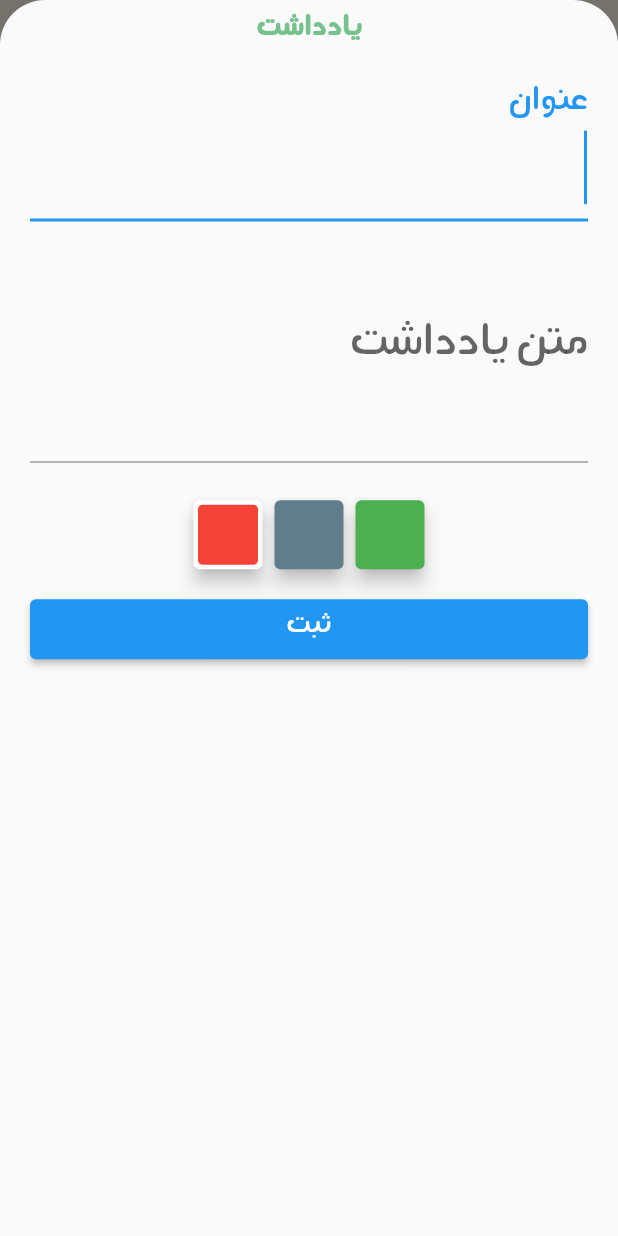
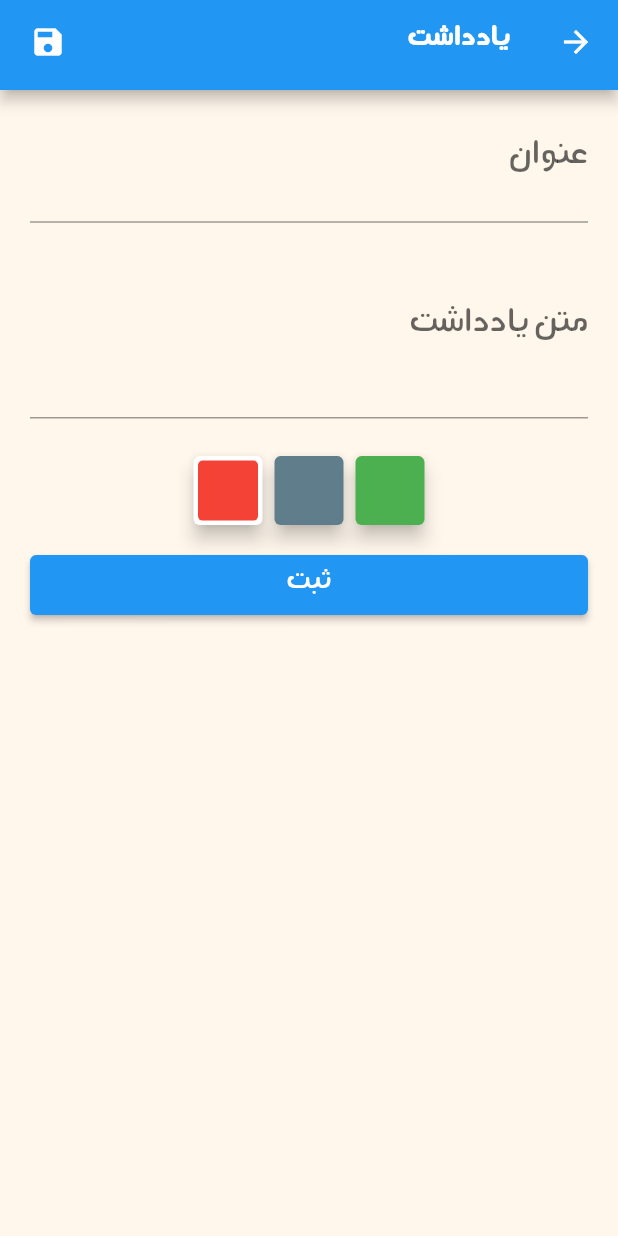
Before and after one commit to samad-nkarimi/today_app, a Flutter app: the NoteItem widget shown alone on an empty page, opened directly with empty values, after a tap on an icon or button, on a phone screen of 412 x 824 dp. Run offline on Flutter 3.47's test engine with Material 2 defaults, Android fonts, the phone set to English and light mode, and no system bars; our stand-ins replace bloc, dotted_border, equatable, flutter_bloc, flutter_local_notifications, flutter_svg and 2 more; missing offline and left inert: flutter_email_sender, store_redirect; accounts and stored records are empty.

Commit message:
convert form to a page

```diff
--- a/lib/blocs/note/note_state.dart
+++ b/lib/blocs/note/note_state.dart
@@ -41,5 +41,5 @@ class NotesUpdatedState extends NoteState {
       : super(note, notes);
 
   @override
-  List<Object> get props => [note, notes, isDone];
+  List<Object> get props => [note, notes, notes.notesList.length, isDone];
 }
--- a/lib/main.dart
+++ b/lib/main.dart
@@ -2,6 +2,7 @@ import 'package:flutter/material.dart';
 import 'package:flutter_bloc/flutter_bloc.dart';
 import 'package:path/path.dart';
 import 'package:sqflite/sqflite.dart';
+import 'package:today/widgets/form_widget.dart';
 import './blocs/blocs.dart';
 import 'screens/calender_page.dart';
 import './database/database_provider.dart';
@@ -69,6 +70,7 @@ class MyApp extends StatelessWidget {
                   "/": (context) => const HomePage(),
                   CalendarPage.routeName: (context) => const CalendarPage(),
                   MoodPage.routeName: (context) => const MoodPage(),
+                  FormWidget.routeName: (context) => const FormWidget(),
                 },
               );
             });
--- a/lib/screens/home_page.dart
+++ b/lib/screens/home_page.dart
@@ -277,24 +277,29 @@ class _HomePageState extends State<HomePage> {
     return Container(
       // margin: const EdgeInsets.only(bottom: 100 / 2 + 20),
       // color: Colors.blue,
-      child: ShaderMask(
-        shaderCallback: (rect) {
-          return const LinearGradient(
-            begin: Alignment.topCenter,
-            end: Alignment.bottomCenter,
-            stops: [
-              0.9,
-              1.1,
-            ],
-            colors: [Colors.black, Colors.transparent],
-          ).createShader(Rect.fromLTRB(0, 0, rect.width, rect.height));
-        },
-        blendMode: BlendMode.dstIn,
-        child: Image.asset(
-          "assets/images/fall.gif",
-          fit: BoxFit.fill,
-        ),
+      child: Image.asset(
+        "assets/images/fall.gif",
+        fit: BoxFit.fill,
       ),
+
+      //  ShaderMask(
+      //   shaderCallback: (rect) {
+      //     return const LinearGradient(
+      //       begin: Alignment.topCenter,
+      //       end: Alignment.bottomCenter,
+      //       stops: [
+      //         0.9,
+      //         1.1,
+      //       ],
+      //       colors: [Colors.black, Colors.transparent],
+      //     ).createShader(Rect.fromLTRB(0, 0, rect.width, rect.height));
+      //   },
+      //   blendMode: BlendMode.dstIn,
+      //   child: Image.asset(
+      //     "assets/images/fall.gif",
+      //     fit: BoxFit.fill,
+      //   ),
+      // ),
       height: topPictureHeight,
       width: double.infinity,
     );
@@ -321,23 +326,7 @@ class _HomePageState extends State<HomePage> {
   Widget addNoteWidgetButton() {
     return GestureDetector(
       onTap: () {
-        showModalBottomSheet(
-          isScrollControlled: true,
-          shape: const RoundedRectangleBorder(
-            borderRadius: BorderRadius.only(
-              topLeft: Radius.circular(30.0),
-              topRight: Radius.circular(30.0),
-            ),
-          ),
-          context: context,
-          builder: (context) {
-            return Container(
-              // height: 300,
-              color: Colors.transparent,
-              child: const FormWidget(),
-            );
-          },
-        );
+        Navigator.pushNamed(context, FormWidget.routeName);
       },
       child: AddNoteButton(context: context),
     );
--- a/lib/theme/styling.dart
+++ b/lib/theme/styling.dart
@@ -101,7 +101,7 @@ class AppTheme {
 
   static final TextStyle _subTitleLight = TextStyle(
     color: subTitleTextColor,
-    fontSize: 4 * SizeConfig.textMultiplier,
+    fontSize: 3 * SizeConfig.textMultiplier,
     height: 1.5,
   );
 
--- a/lib/widgets/form_widget.dart
+++ b/lib/widgets/form_widget.dart
@@ -7,6 +7,7 @@ import '../blocs/note/note.dart';
 import '../models/models.dart';
 
 class FormWidget extends StatefulWidget {
+  static const routeName = '/form_widget';
   final bool isCalendarPage;
   final String initialTitle;
   final String initialSubtitle;
@@ -40,26 +41,46 @@ class _FormWidgetState extends State<FormWidget> {
     print("what day: ${widget.isCalendarPage}");
     return BlocBuilder<NoteBloc, NoteState>(
       builder: (context, state) {
-        return Form(
+        return SafeArea(
+          child: Scaffold(
+            resizeToAvoidBottomInset: false,
+            appBar: PreferredSize(
+              preferredSize: const Size.fromHeight(60),
+              child: Directionality(
+                textDirection: TextDirection.rtl,
+                child: AppBar(
+                  title: const Text(
+                    "یادداشت",
+                    style: TextStyle(
+                      fontFamily: "Negar",
+                      fontWeight: FontWeight.bold,
+                      fontSize: 20,
+                    ),
+                  ),
+                  actions: [
+                    Padding(
+                      padding: const EdgeInsets.all(8.0),
+                      child: IconButton(
+                          onPressed: _confirmNote,
+                          icon: const Icon(Icons.save)),
+                    )
+                  ],
+                ),
+              ),
+            ),
+            body: SingleChildScrollView(
+              child: Form(
                 key: _formKey,
                 child: Column(
                   children: <Widget>[
-              const Padding(
-                padding: EdgeInsets.all(10.0),
-                child: Text(
-                  "یادداشت",
-                  style: TextStyle(
-                      fontFamily: "Negar", fontWeight: FontWeight.bold),
-                ),
-              ),
                     Padding(
-                padding:
-                    const EdgeInsets.symmetric(horizontal: 20.0, vertical: 5.0),
+                      padding: const EdgeInsets.symmetric(
+                          horizontal: 20.0, vertical: 5.0),
                       child: Directionality(
                         textDirection: TextDirection.rtl,
                         child: TextFormField(
                           initialValue: widget.initialTitle,
-                    autofocus: true,
+                          // autofocus: true,
                           maxLines: 1,
                           decoration: const InputDecoration(
                             labelText: "عنوان",
@@ -81,8 +102,8 @@ class _FormWidgetState extends State<FormWidget> {
                       ),
                     ),
                     Padding(
-                padding:
-                    const EdgeInsets.symmetric(horizontal: 20.0, vertical: 5.0),
+                      padding: const EdgeInsets.symmetric(
+                          horizontal: 20.0, vertical: 5.0),
                       child: Directionality(
                         textDirection: TextDirection.rtl,
                         child: TextFormField(
@@ -174,7 +195,21 @@ class _FormWidgetState extends State<FormWidget> {
                       height: 40,
                       padding: const EdgeInsets.symmetric(horizontal: 20),
                       child: ElevatedButton(
-                  onPressed: () {
+                        onPressed: _confirmNote,
+                        child: const Text("ثبت"),
+                      ),
+                    ),
+                  ],
+                ),
+              ),
+            ),
+          ),
+        );
+      },
+    );
+  }
+
+  void _confirmNote() {
     if (_formKey.currentState!.validate()) {
       Navigator.pop(context);
       // ScaffoldMessenger.of(context).showSnackBar(
@@ -183,18 +218,8 @@ class _FormWidgetState extends State<FormWidget> {
       note.isTodayNote = widget.isCalendarPage;
       note.setId(note.getRandomString());
       note.setLabelColor(noteColorIndex);
-                      BlocProvider.of<NoteBloc>(context)
-                          .add(NewNoteWasSent(note));
+      BlocProvider.of<NoteBloc>(context).add(NewNoteWasSent(note));
     }
-                  },
-                  child: const Text("ثبت"),
-                ),
-              ),
-            ],
-          ),
-        );
-      },
-    );
   }
 
   // repeated
--- a/lib/widgets/note_item_widget.dart
+++ b/lib/widgets/note_item_widget.dart
@@ -124,27 +124,38 @@ class _NoteItemState extends State<NoteItem> {
   Widget _noteContentWidget() {
     return GestureDetector(
       onTap: () {
-        // copied from home page
-        showModalBottomSheet(
-          isScrollControlled: true,
-          shape: const RoundedRectangleBorder(
-            borderRadius: BorderRadius.only(
-              topLeft: Radius.circular(30.0),
-              topRight: Radius.circular(30.0),
-            ),
-          ),
-          context: context,
-          builder: (context) {
-            return Container(
-              // height: 300,
-              color: Colors.transparent,
-              child: FormWidget(
+        Navigator.push(
+          context,
+          MaterialPageRoute(
+            builder: (c) {
+              return FormWidget(
                 initialTitle: widget.note.title,
                 initialSubtitle: widget.note.subTitle,
-              ),
-            );
-          },
+              );
+            },
+          ),
         );
+        // // copied from home page
+        // showModalBottomSheet(
+        //   isScrollControlled: true,
+        //   shape: const RoundedRectangleBorder(
+        //     borderRadius: BorderRadius.only(
+        //       topLeft: Radius.circular(30.0),
+        //       topRight: Radius.circular(30.0),
+        //     ),
+        //   ),
+        //   context: context,
+        //   builder: (context) {
+        //     return Container(
+        //       // height: 300,
+        //       color: Colors.transparent,
+        //       child: FormWidget(
+        //         initialTitle: widget.note.title,
+        //         initialSubtitle: widget.note.subTitle,
+        //       ),
+        //     );
+        //   },
+        // );
       },
       child: AnimatedContainer(
         duration: const Duration(milliseconds: 400),
```
Lines whose indentation alone changed are shown as unchanged.
